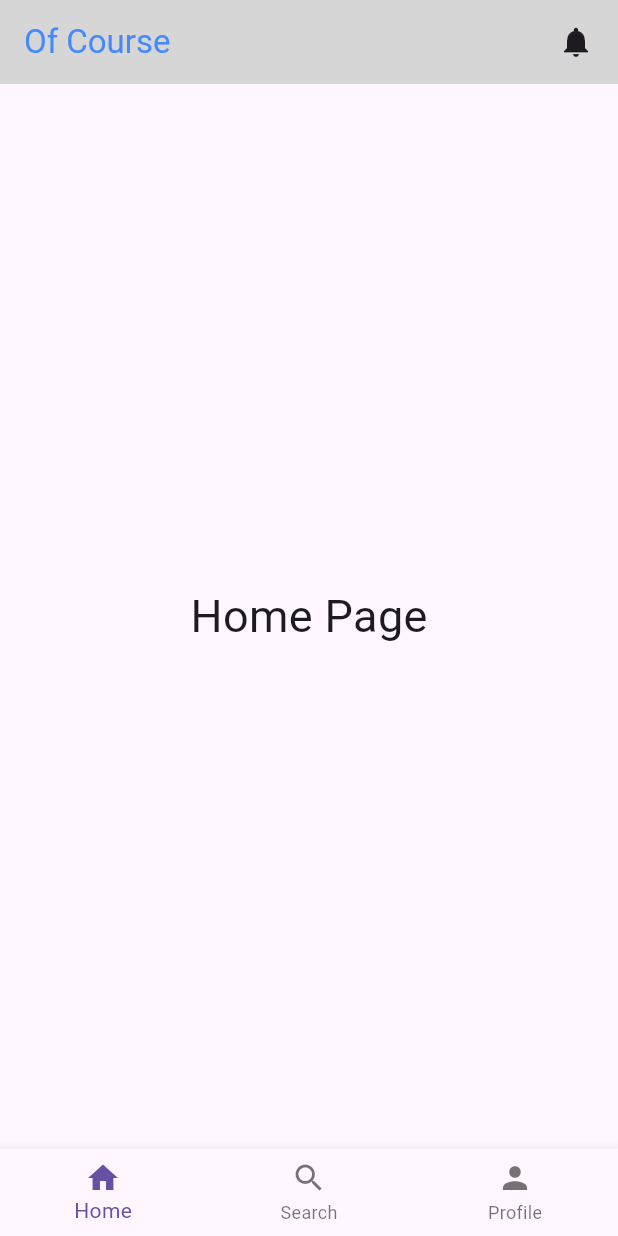
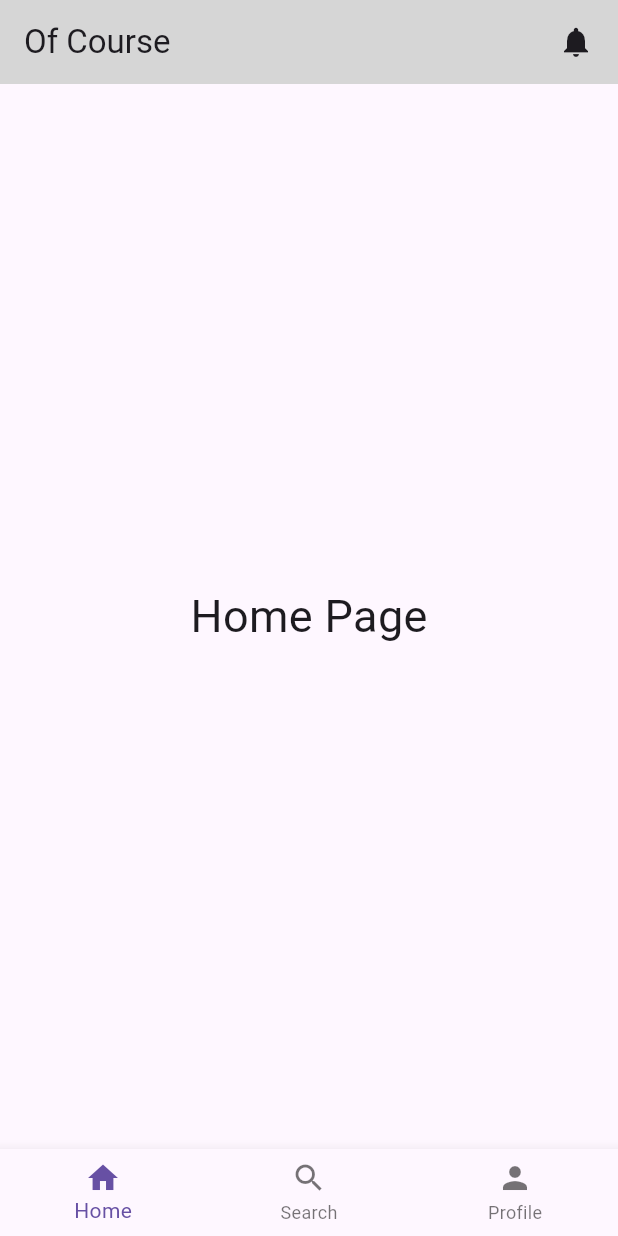
Before and after one commit to Amjadyabroudi128/ofCourse, a Flutter app: the screen it shows after launch, on a phone screen of 412 x 824 dp. Run offline on Flutter 3.47's test engine with Material 3 defaults, Android fonts, the phone set to English and light mode, and no system bars.

Commit message:
of course style

```diff
--- a/lib/main.dart
+++ b/lib/main.dart
@@ -1,6 +1,7 @@
 import 'package:flutter/material.dart';
 import 'package:ofcourse/core/appIcons.dart';
 import 'package:ofcourse/core/colors.dart';
+import 'package:ofcourse/core/testStyles.dart';
 
 import 'ProfilePage/ProfilePage.dart';
 import 'SearchPage/SearchPage.dart';
@@ -83,7 +84,7 @@ class HomePage extends StatelessWidget {
         title: Row(
           mainAxisAlignment: MainAxisAlignment.spaceBetween,
           children: [
-            Text("Of Course", style: TextStyle(color: myColors.ofCourse),),
+            Text("Of Course", style: MyStyles.ofCourse,),
             myIcons.notis
           ],
         ),
```
